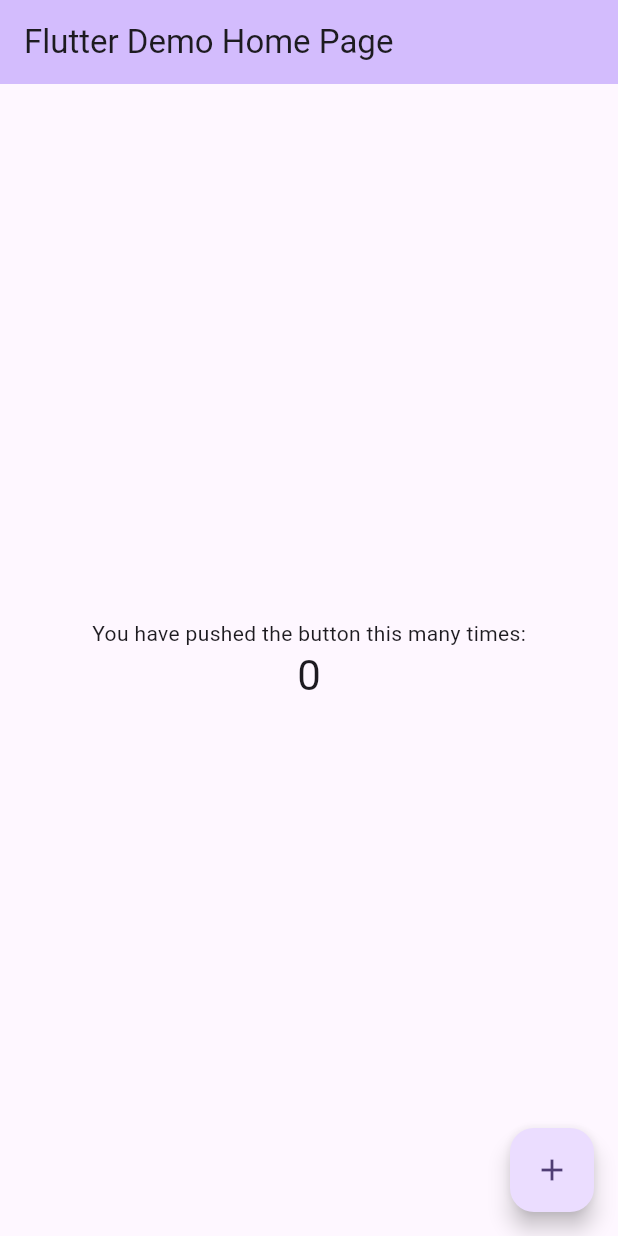
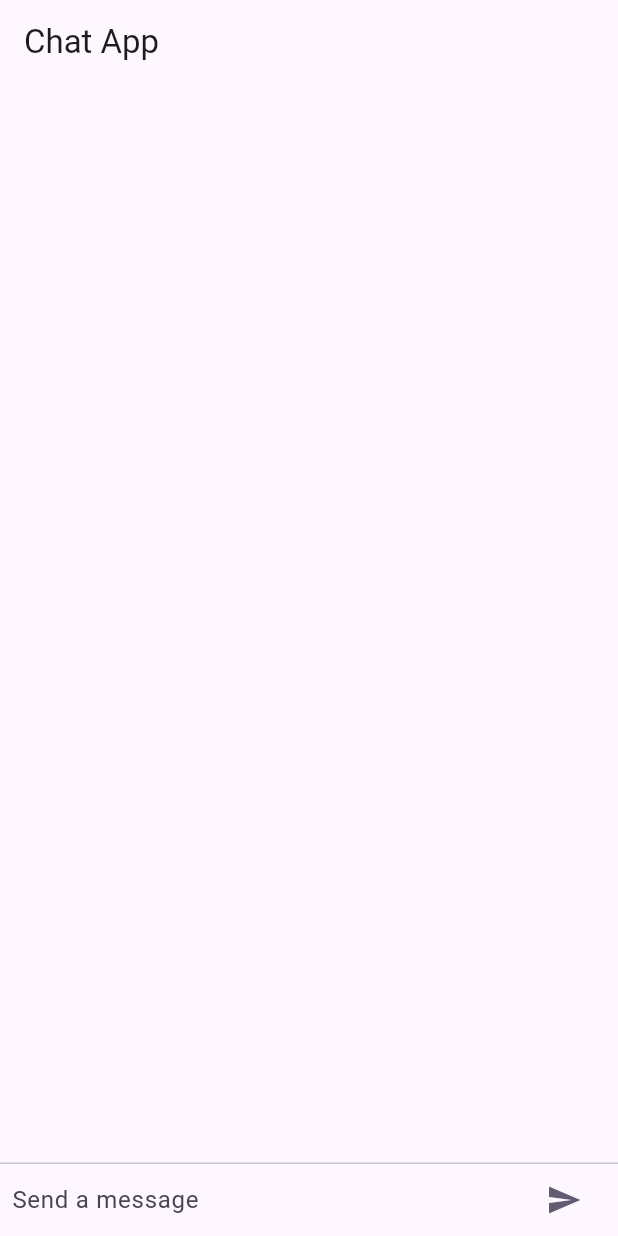
Before and after one commit to could-ai/019a1706-8dd2-7883-9879-00a2ca4df2e5, a Flutter app: the screen it shows after launch, on a phone screen of 412 x 824 dp. Run offline on Flutter 3.47's test engine with Material 3 defaults, Android fonts, the phone set to English and light mode, and no system bars.

Commit message:
I have updated the main.dart file to launch our new ChatScreen as the home page of the application. The previous counter example has been removed, and the app's title and theme have been updated to better suit a chat application. This change sets the foundation for our chat app by making the chat interface the first thing users see.; I've created a new file, chat_screen.dart, which contains the main user interface for our chat application. This screen includes an app bar, a message display area, and a text input field with a send button. It manages the state of the chat messages, adding new messages to the display as they are sent. This forms the core of the chat application's user experience.; This new file, chat_message.dart, defines the visual representation of a single chat message. It includes the sender's avatar (a circle with the first letter of their name), their name, and the message text itself. By encapsulating the message display in its own widget, we can easily reuse it and keep our code organized and maintainable.

```diff
--- /dev/null
+++ b/usr/lib/chat_message.dart
@@ -0,0 +1,35 @@
+import "package:flutter/material.dart";
+
+const String _name = "User";
+
+class ChatMessage extends StatelessWidget {
+  final String text;
+
+  const ChatMessage({super.key, required this.text});
+
+  @override
+  Widget build(BuildContext context) {
+    return Container(
+      margin: const EdgeInsets.symmetric(vertical: 10.0),
+      child: Row(
+        crossAxisAlignment: CrossAxisAlignment.start,
+        children: <Widget>[
+          Container(
+            margin: const EdgeInsets.only(right: 16.0),
+            child: const CircleAvatar(child: Text(_name[0])),
+          ),
+          Column(
+            crossAxisAlignment: CrossAxisAlignment.start,
+            children: <Widget>[
+              Text(_name, style: Theme.of(context).textTheme.titleMedium),
+              Container(
+                margin: const EdgeInsets.only(top: 5.0),
+                child: Text(text),
+              ),
+            ],
+          ),
+        ],
+      ),
+    );
+  }
+}
--- /dev/null
+++ b/usr/lib/chat_screen.dart
@@ -0,0 +1,78 @@
+import "package:flutter/material.dart";
+import "chat_message.dart";
+
+class ChatScreen extends StatefulWidget {
+  const ChatScreen({super.key});
+
+  @override
+  State<ChatScreen> createState() => _ChatScreenState();
+}
+
+class _ChatScreenState extends State<ChatScreen> {
+  final TextEditingController _textController = TextEditingController();
+  final List<ChatMessage> _messages = [];
+
+  void _handleSubmitted(String text) {
+    _textController.clear();
+    ChatMessage message = ChatMessage(
+      text: text,
+    );
+    setState(() {
+      _messages.insert(0, message);
+    });
+  }
+
+  Widget _buildTextComposer() {
+    return IconTheme(
+      data: IconThemeData(color: Theme.of(context).colorScheme.secondary),
+      child: Container(
+        margin: const EdgeInsets.symmetric(horizontal: 8.0),
+        child: Row(
+          children: <Widget>[
+            Flexible(
+              child: TextField(
+                controller: _textController,
+                onSubmitted: _handleSubmitted,
+                decoration:
+                    const InputDecoration.collapsed(hintText: "Send a message"),
+              ),
+            ),
+            Container(
+              margin: const EdgeInsets.symmetric(horizontal: 4.0),
+              child: IconButton(
+                icon: const Icon(Icons.send),
+                onPressed: () => _handleSubmitted(_textController.text),
+              ),
+            ),
+          ],
+        ),
+      ),
+    );
+  }
+
+  @override
+  Widget build(BuildContext context) {
+    return Scaffold(
+      appBar: AppBar(
+        title: const Text("Chat App"),
+      ),
+      body: Column(
+        children: <Widget>[
+          Flexible(
+            child: ListView.builder(
+              padding: const EdgeInsets.all(8.0),
+              reverse: true,
+              itemBuilder: (_, int index) => _messages[index],
+              itemCount: _messages.length,
+            ),
+          ),
+          const Divider(height: 1.0),
+          Container(
+            decoration: BoxDecoration(color: Theme.of(context).cardColor),
+            child: _buildTextComposer(),
+          ),
+        ],
+      ),
+    );
+  }
+}
--- a/usr/lib/main.dart
+++ b/usr/lib/main.dart
@@ -1,4 +1,5 @@
-import 'package:flutter/material.dart';
+import "package:flutter/material.dart";
+import "chat_screen.dart";
 
 void main() {
   runApp(const MyApp());
@@ -7,114 +8,15 @@ void main() {
 class MyApp extends StatelessWidget {
   const MyApp({super.key});
 
-  // This widget is the root of your application.
   @override
   Widget build(BuildContext context) {
     return MaterialApp(
-      title: 'Flutter Demo',
-      debugShowCheckedModeBanner: false,
+      title: "Chat App",
       theme: ThemeData(
-        // This is the theme of your application.
-        //
-        // TRY THIS: Try running your application with "flutter run". You'll see
-        // the application has a purple toolbar. Then, without quitting the app,
-        // try changing the seedColor in the colorScheme below to Colors.green
-        // and then invoke "hot reload" (save your changes or press the "hot
-        // reload" button in a Flutter-supported IDE, or press "r" if you used
-        // the command line to start the app).
-        //
-        // Notice that the counter didn't reset back to zero; the application
-        // state is not lost during the reload. To reset the state, use hot
-        // restart instead.
-        //
-        // This works for code too, not just values: Most code changes can be
-        // tested with just a hot reload.
-        colorScheme: ColorScheme.fromSeed(seedColor: Colors.deepPurple),
+        primarySwatch: Colors.blue,
+        visualDensity: VisualDensity.adaptivePlatformDensity,
       ),
-      home: const MyHomePage(title: 'Flutter Demo Home Page'),
+      home: const ChatScreen(),
     );
   }
 }
-
-class MyHomePage extends StatefulWidget {
-  const MyHomePage({super.key, required this.title});
-
-  // This widget is the home page of your application. It is stateful, meaning
-  // that it has a State object (defined below) that contains fields that affect
-  // how it looks.
-
-  // This class is the configuration for the state. It holds the values (in this
-  // case the title) provided by the parent (in this case the App widget) and
-  // used by the build method of the State. Fields in a Widget subclass are
-  // always marked "final".
-
-  final String title;
-
-  @override
-  State<MyHomePage> createState() => _MyHomePageState();
-}
-
-class _MyHomePageState extends State<MyHomePage> {
-  int _counter = 0;
-
-  void _incrementCounter() {
-    setState(() {
-      // This call to setState tells the Flutter framework that something has
-      // changed in this State, which causes it to rerun the build method below
-      // so that the display can reflect the updated values. If we changed
-      // _counter without calling setState(), then the build method would not be
-      // called again, and so nothing would appear to happen.
-      _counter++;
-    });
-  }
-
-  @override
-  Widget build(BuildContext context) {
-    // This method is rerun every time setState is called, for instance as done
-    // by the _incrementCounter method above.
-    //
-    // The Flutter framework has been optimized to make rerunning build methods
-    // fast, so that you can just rebuild anything that needs updating rather
-    // than having to individually change instances of widgets.
-    return Scaffold(
-      appBar: AppBar(
-        // TRY THIS: Try changing the color here to a specific color (to
-        // Colors.amber, perhaps?) and trigger a hot reload to see the AppBar
-        // change color while the other colors stay the same.
-        backgroundColor: Theme.of(context).colorScheme.inversePrimary,
-        // Here we take the value from the MyHomePage object that was created by
-        // the App.build method, and use it to set our appbar title.
-        title: Text(widget.title),
-      ),
-      body: Center(
-        // Center is a layout widget. It takes a single child and positions it
-        // in the middle of the parent.
-        child: Column(
-          // Column is also a layout widget. It takes a list of children and
-          // arranges them vertically. By default, it sizes itself to fit its
-          // children horizontally, and tries to be as tall as its parent.
-          //
-          // Column has various properties to control how it sizes itself and
-          // how it positions its children. Here we use mainAxisAlignment to
-          // center the children vertically; the main axis here is the vertical
-          // axis because Columns are vertical (the cross axis would be
-          // horizontal).
-          //
-          // TRY THIS: Invoke "debug painting" (choose the "Toggle Debug Paint"
-          // action in the IDE, or press "p" in the console), to see the
-          // wireframe for each widget.
-          mainAxisAlignment: MainAxisAlignment.center,
-          children: <Widget>[
-            const Text('You have pushed the button this many times:'),
-            Text('$_counter', style: Theme.of(context).textTheme.headlineMedium),
-          ],
-        ),
-      ),
-      floatingActionButton: FloatingActionButton(
-        onPressed: _incrementCounter,
-        tooltip: 'Increment',
-        child: const Icon(Icons.add),
-      ), // This trailing comma makes auto-formatting nicer for build methods.
-    );
-  }
-}
```
